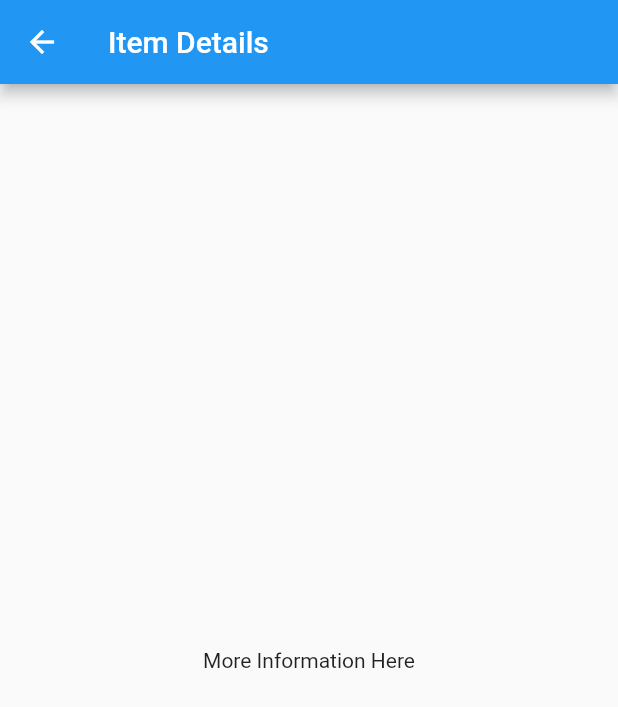
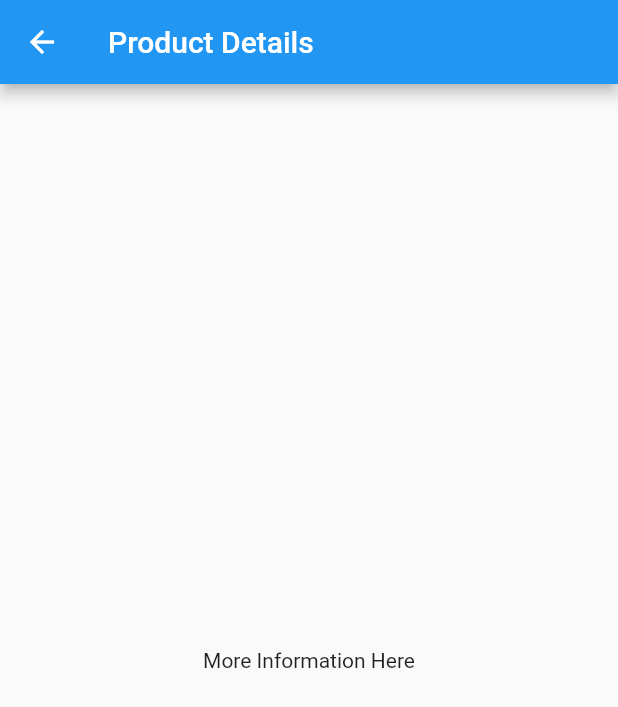
Before and after one commit to xbrny/some_project_demo_to_raf, a Flutter app: the SampleItemDetailsView screen opened by its route, on a phone screen of 412 x 824 dp. Shown: the top 707 px of the screen. Run offline on Flutter 3.47's test engine with Material 2 defaults, Android fonts, the light colour scheme and no system bars; generated files the repository leaves out were written again.

Commit message:
change title for item details view

```diff
--- a/lib/src/sample_feature/sample_item_details_view.dart
+++ b/lib/src/sample_feature/sample_item_details_view.dart
@@ -10,7 +10,7 @@ class SampleItemDetailsView extends StatelessWidget {
   Widget build(BuildContext context) {
     return Scaffold(
       appBar: AppBar(
-        title: const Text('Item Details'),
+        title: const Text('Product Details'),
       ),
       body: const Center(
         child: Text('More Information Here'),
```
